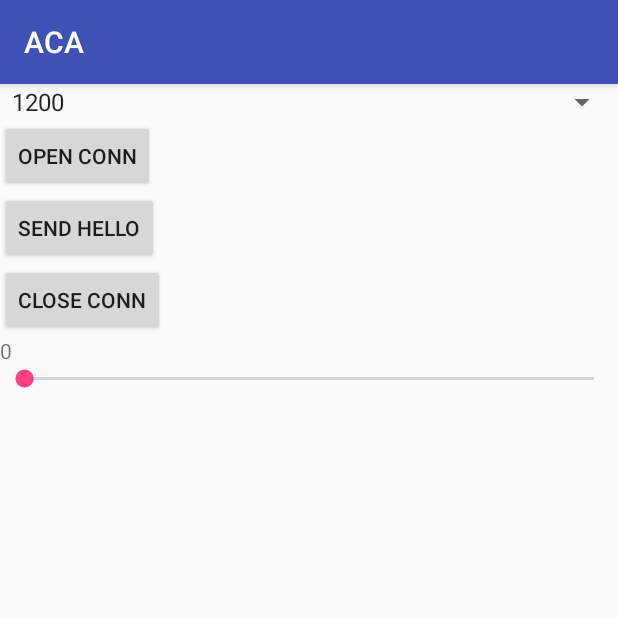
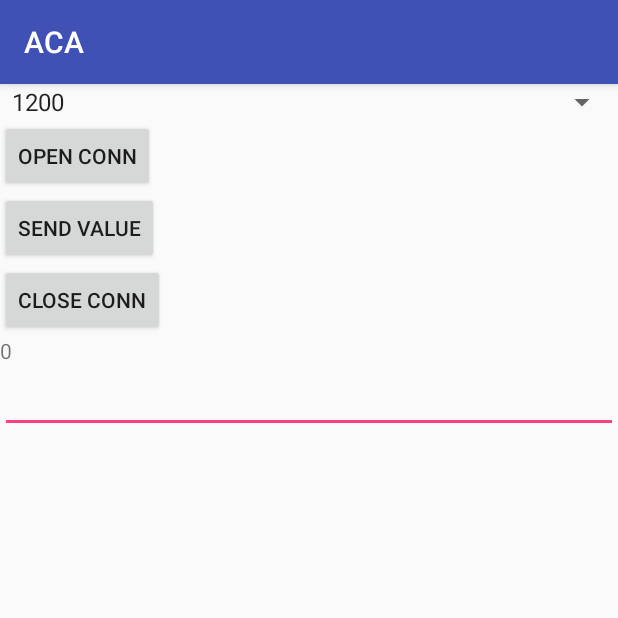
Before and after one commit to NickitaX/Android-Connection-Arduino-ACA-, an Android app: the screen it shows after launch (MainActivity), on a phone screen of 412 x 824 dp, the top half of it. Run offline under Robolectric (Android 15) with nearby library versions, the phone set to English and light mode, and no system bars.

Commit message:
ACA Arduino

```diff
--- a/ACA-App/app/src/main/java/nickita/gq/aca/MainActivity.java
+++ b/ACA-App/app/src/main/java/nickita/gq/aca/MainActivity.java
@@ -5,6 +5,7 @@ import android.support.v7.app.AppCompatActivity;
 import android.os.Bundle;
 import android.view.View;
 import android.widget.Button;
+import android.widget.EditText;
 import android.widget.SeekBar;
 import android.widget.Spinner;
 import android.widget.TextView;
@@ -13,17 +14,14 @@ import android.widget.Toast;
 import com.physicaloid.lib.Physicaloid;
 import com.physicaloid.lib.usb.driver.uart.ReadLisener;
 
-import org.w3c.dom.Text;
-
 public class MainActivity extends AppCompatActivity {
     private Physicaloid mPhysicaloid;
     private Button mSendButton;
     private Button mCloseButton;
     private Button mOpenButton;
     private Context mContext;
-    private SeekBar mSeekBar;
-    private TextView mMotorValue;
     private Spinner mBpSpinner;
+    private EditText mMsgInput;
 
     @Override
     protected void onCreate(Bundle savedInstanceState) {
@@ -32,12 +30,12 @@ public class MainActivity extends AppCompatActivity {
         initialize();
     }
 
-    private void setUpArduinoConnection(int rate){
+    private void setUpArduinoConnection(int rate) {
         mContext = this;
-        mPhysicaloid  = new Physicaloid(this);
+        mPhysicaloid = new Physicaloid(this);
         mPhysicaloid.setBaudrate(rate);
-        if(mPhysicaloid.open()) {
-            Toast.makeText(this, "Connected on "+rate, Toast.LENGTH_LONG).show();
+        if (mPhysicaloid.open()) {
+            Toast.makeText(this, "Connected on " + rate, Toast.LENGTH_LONG).show();
             mPhysicaloid.addReadListener(new ReadLisener() {
                 @Override
                 public void onRead(int size) {
@@ -47,60 +45,56 @@ public class MainActivity extends AppCompatActivity {
                     mSendButton.setText(String.valueOf(size));
                 }
             });
-
         } else {
             //Error while connecting
-            Toast.makeText(this, "Cannot open "+rate, Toast.LENGTH_LONG).show();
+            Toast.makeText(this, "Cannot open " + rate, Toast.LENGTH_LONG).show();
         }
     }
 
-    private void initialize(){
+    private void initialize() {
+        mMsgInput = (EditText) findViewById(R.id.msg_input);
         mBpSpinner = (Spinner) findViewById(R.id.data_rate_spinner);
-        mMotorValue = (TextView)findViewById(R.id.motor_value);
-        mSeekBar = (SeekBar) findViewById(R.id.motor_bar);
-        mSeekBar.setOnSeekBarChangeListener(new SeekBar.OnSeekBarChangeListener() {
-            @Override
-            public void onProgressChanged(SeekBar seekBar, int i, boolean b) {
-                byte[] buf = String.valueOf(i).getBytes();
-                mPhysicaloid.write(buf, buf.length);
-                mMotorValue.setText(String.valueOf(i));
-            }
-
-            @Override
-            public void onStartTrackingTouch(SeekBar seekBar) {
-            }
-
-            @Override
-            public void onStopTrackingTouch(SeekBar seekBar) {
-            }
-        });
-        mSendButton = (Button)findViewById(R.id.send_button);
+        mSendButton = (Button) findViewById(R.id.send_button);
         mSendButton.setOnClickListener(new View.OnClickListener() {
             @Override
             public void onClick(View view) {
-                byte[] buf = "HELLO".getBytes();
-                mPhysicaloid.write(buf, buf.length);
+                String msg = mMsgInput.getText().toString();
+                byte[] buf = msg.getBytes();
+                if (mPhysicaloid != null) {
+                    mPhysicaloid.write(buf, buf.length);
+                    Toast.makeText(view.getContext(), "SENT: "+msg, Toast.LENGTH_LONG).show();
+                } else {
+                    Toast.makeText(view.getContext(), "PHYSICALOID == NULL", Toast.LENGTH_LONG).show();
+                }
             }
         });
-        mCloseButton = (Button)findViewById(R.id.close_button);
+        mCloseButton = (Button) findViewById(R.id.close_button);
         mCloseButton.setOnClickListener(new View.OnClickListener() {
             @Override
             public void onClick(View view) {
-                if(mPhysicaloid.close()) {
+                if (mPhysicaloid.close()) {
                     Toast.makeText(view.getContext(), "Connection closed", Toast.LENGTH_LONG).show();
-                    mPhysicaloid.clearReadListener();	//clear read listener
+                    mPhysicaloid.clearReadListener();    //clear read listener
                 }
             }
         });
-        mOpenButton = (Button)findViewById(R.id.open_button);
+        mOpenButton = (Button) findViewById(R.id.open_button);
         mOpenButton.setOnClickListener(new View.OnClickListener() {
             @Override
             public void onClick(View view) {
                 int rate = Integer.valueOf(String.valueOf(mBpSpinner.getSelectedItem()));
                 setUpArduinoConnection(rate);
-                Toast.makeText(view.getContext(), "Listening on "+rate, Toast.LENGTH_LONG).show();
+                Toast.makeText(view.getContext(), "Listening on " + rate, Toast.LENGTH_LONG).show();
             }
         });
+    }
 
+    @Deprecated
+    public byte[] intToByteArray(int value) {
+        return new byte[]{
+                (byte) (value >>> 24),
+                (byte) (value >>> 16),
+                (byte) (value >>> 8),
+                (byte) value};
     }
 }
--- a/ACA-App/app/src/main/res/layout/activity_main.xml
+++ b/ACA-App/app/src/main/res/layout/activity_main.xml
@@ -25,7 +25,7 @@
         android:id="@+id/send_button"
         android:layout_width="wrap_content"
         android:layout_height="wrap_content"
-        android:text="SEND HELLO" />
+        android:text="SEND VALUE" />
 
     <Button
         android:id="@+id/close_button"
@@ -34,13 +34,13 @@
         android:text="CLOSE CONN" />
 
     <TextView
-        android:id="@+id/motor_value"
+        android:id="@+id/slider_value"
         android:layout_width="wrap_content"
         android:layout_height="wrap_content"
         android:text="0" />
 
-    <SeekBar
-        android:id="@+id/motor_bar"
-        android:layout_width="match_parent"
-        android:layout_height="wrap_content" />
+<EditText
+    android:id="@+id/msg_input"
+    android:layout_width="match_parent"
+    android:layout_height="wrap_content" />
 </LinearLayout>
```
Also changed, not shown: 1 other file.
